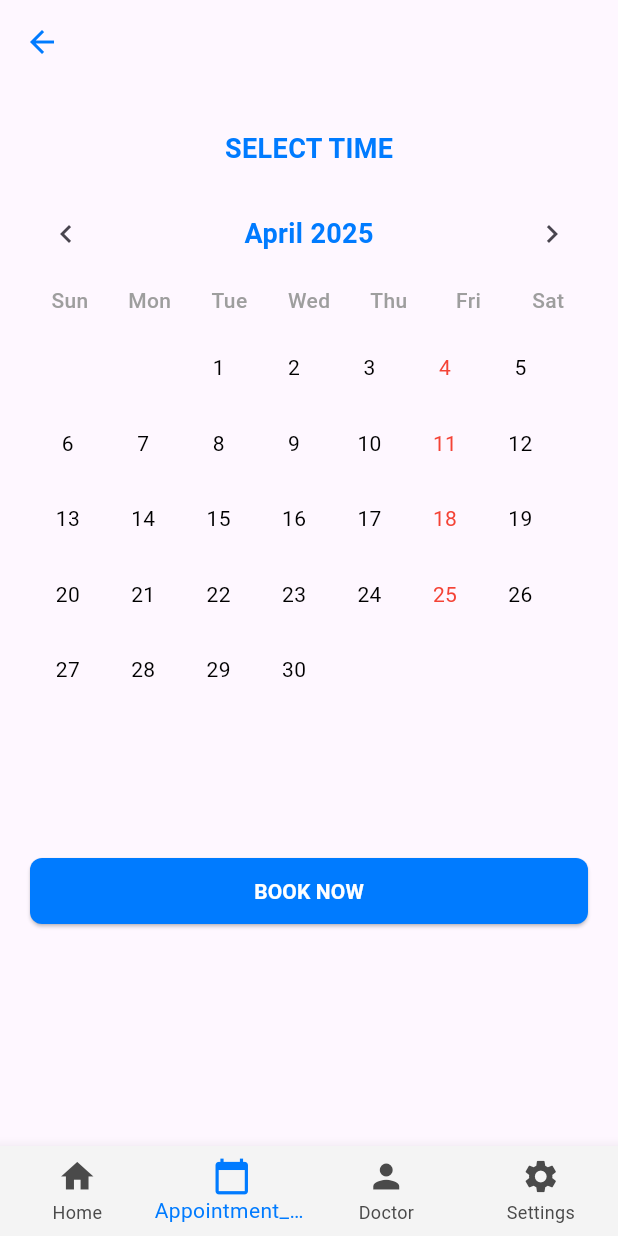
After one commit to Hiba2906/hiba, a Flutter app: the AppointmentMonthly screen opened by its route, on a phone screen of 412 x 824 dp. The commit adds this screen. Run offline on Flutter 3.47's test engine with Material 3 defaults, Android fonts, the phone set to English and light mode, and no system bars.

Commit message:
PROJET COMPLET

```diff
--- a/lib/app/routes/app_route.dart
+++ b/lib/app/routes/app_route.dart
@@ -1,13 +1,14 @@
 import 'package:flutter/material.dart';
 import 'package:projet_fin_etude/presentation/screens/login_page_screen.dart';
-import 'package:projet_fin_etude/presentation/screens/home_screen.dart' ;
+import 'package:projet_fin_etude/presentation/screens/home_screen.dart';
 import 'package:projet_fin_etude/presentation/screens/signup_page.dart';
 import 'package:projet_fin_etude/presentation/screens/welcome.dart';
 import 'package:projet_fin_etude/presentation/screens/ForgotPasswordScreen.dart';
-import 'package:projet_fin_etude/presentation/screens/first_screen.dart' ;
-import 'package:projet_fin_etude/presentation/screens/appointment_screen.dart';
+import 'package:projet_fin_etude/presentation/screens/first_screen.dart';
+import 'package:projet_fin_etude/presentation/screens/appointment_monthly.dart';
+import 'package:projet_fin_etude/presentation/screens/appointment_weekly.dart';
 import 'package:projet_fin_etude/presentation/screens/doctor_profile.dart';
-
+import 'package:projet_fin_etude/presentation/screens/doctor_profile.dart';
 
 class AppRoutes {
   static const String login = '/login';
@@ -15,32 +16,31 @@ class AppRoutes {
   static const String signup = '/signup';
   static const String home = '/home';
   static const String firstscreen = '/first_Screen';
-  static const String appointment = '/appointment';
   static const String forgotPassword = '/forgotPassword';
-   static const String DoctorProfile = '/DoctorProfile';
-
+  static const String DoctorProfile = '/DoctorProfile';
+  static const String appointment_weekly = '/appointment_weekly';
+  static const String appointment_monthly = '/appointment_monthly';
   static Route<dynamic> generateRoute(RouteSettings settings) {
     var name = settings.name;
     switch (name) {
       case AppRoutes.login:
-        return MaterialPageRoute( builder: (_) => LoginScreen());
+        return MaterialPageRoute(builder: (_) => LoginScreen());
       case AppRoutes.home:
         return MaterialPageRoute(builder: (_) => HomeScreen());
       case AppRoutes.welcome:
         return MaterialPageRoute(builder: (_) => Welcome());
       case AppRoutes.signup:
         return MaterialPageRoute(builder: (_) => SignUpScreen());
-      case AppRoutes.firstscreen :
-        return MaterialPageRoute(
-            builder: (_) => FirstScreen());
-             case AppRoutes.appointment:
-        return MaterialPageRoute(
-            builder: (_) =>  AppointmentScreen());
-             case AppRoutes.forgotPassword:
-        return MaterialPageRoute(
-            builder: (_) => ForgotPasswordScreen ());
-            case AppRoutes.DoctorProfile:
-       // return MaterialPageRoute( builder: (_) =>  DoctorProfile () );
+      case AppRoutes.firstscreen:
+        return MaterialPageRoute(builder: (_) => FirstScreen());
+      case AppRoutes.appointment_monthly:
+        return MaterialPageRoute(builder: (_) => AppointmentMonthly());
+      case AppRoutes.forgotPassword:
+        return MaterialPageRoute(builder: (_) => ForgotPasswordScreen());
+      //case AppRoutes.DoctorProfile:
+      // return MaterialPageRoute(builder: (_) => DoctorProfile());
+      case AppRoutes.appointment_weekly:
+        return MaterialPageRoute(builder: (_) => AppointmentWeekly());
       default:
         return MaterialPageRoute(
             builder: (_) => Scaffold(
--- /dev/null
+++ b/lib/presentation/screens/appointment_monthly.dart
@@ -0,0 +1,215 @@
+import 'package:flutter/material.dart';
+import 'package:projet_fin_etude/core/theme/colors.dart';
+import 'package:intl/intl.dart';
+import 'package:projet_fin_etude/presentation/widgets/CustomBottomNavBar.dart';
+
+class AppointmentMonthly extends StatefulWidget {
+  @override
+  _AppointmentScreenState createState() => _AppointmentScreenState();
+}
+
+class _AppointmentScreenState extends State<AppointmentMonthly> {
+  DateTime _currentDate = DateTime.now();
+  DateTime? _selectedDate;
+  final List<String> _weekDays = ['Sun', 'Mon', 'Tue', 'Wed', 'Thu', 'Fri', 'Sat'];
+
+  List<DateTime> _getDaysInMonth() {
+    var firstDay = DateTime(_currentDate.year, _currentDate.month, 1);
+    var lastDay = DateTime(_currentDate.year, _currentDate.month + 1, 0);
+
+    List<DateTime> days = [];
+    int weekdayOffset = (firstDay.weekday % 7);
+    for (var i = 0; i < weekdayOffset; i++) {
+      days.add(DateTime(0)); // empty days
+    }
+
+    for (var i = 1; i <= lastDay.day; i++) {
+      days.add(DateTime(_currentDate.year, _currentDate.month, i));
+    }
+
+    return days;
+  }
+
+  void _goToNextMonth() {
+    setState(() {
+      _currentDate = DateTime(_currentDate.year, _currentDate.month + 1);
+      _selectedDate = null;
+    });
+  }
+
+  void _goToPreviousMonth() {
+    setState(() {
+      _currentDate = DateTime(_currentDate.year, _currentDate.month - 1);
+      _selectedDate = null;
+    });
+  }
+
+  Future<void> _selectMonthAndYear() async {
+    final selected = await showDatePicker(
+      context: context,
+      initialDate: _currentDate,
+      firstDate: DateTime(2000),
+      lastDate: DateTime(2100),
+      initialDatePickerMode: DatePickerMode.year,
+    );
+    if (selected != null) {
+      setState(() {
+        _currentDate = DateTime(selected.year, selected.month);
+      });
+    }
+  }
+
+  @override
+  Widget build(BuildContext context) {
+    var daysInMonth = _getDaysInMonth();
+
+    return Scaffold(
+      appBar: AppBar(
+        backgroundColor: Colors.transparent,
+        elevation: 0,
+        foregroundColor: AppColors.primaryColor,
+      ),
+      bottomNavigationBar: const CustomBottomNavBar(currentIndex: 1),
+      body: Padding(
+        padding: const EdgeInsets.all(20.0),
+        child: Column(
+          crossAxisAlignment: CrossAxisAlignment.start,
+          children: [
+            const SizedBox(height: 10),
+            Center(
+              child: Text(
+                'SELECT TIME',
+                style: TextStyle(
+                  fontSize: 18,
+                  fontWeight: FontWeight.bold,
+                  color: AppColors.primaryColor,
+                ),
+              ),
+            ),
+            const SizedBox(height: 20),
+            Row(
+              mainAxisAlignment: MainAxisAlignment.spaceBetween,
+              children: [
+                IconButton(
+                  icon: const Icon(Icons.chevron_left),
+                  onPressed: _goToPreviousMonth,
+                ),
+                InkWell(
+                  onTap: _selectMonthAndYear,
+                  child: Text(
+                    DateFormat('MMMM y').format(_currentDate),
+                    style: const TextStyle(
+                      fontSize: 18,
+                      fontWeight: FontWeight.bold,
+                      color: AppColors.primaryColor,
+                    ),
+
+                  ),
+                ),
+                IconButton(
+                  icon: const Icon(Icons.chevron_right),
+                  onPressed: _goToNextMonth,
+                ),
+              ],
+            ),
+            const SizedBox(height: 10),
+            Row(
+              children: _weekDays
+                  .map(
+                    (day) => Expanded(
+                      child: Center(
+                        child: Text(
+                          day,
+                          style: const TextStyle(
+                            fontWeight: FontWeight.w500,
+                            color: Colors.grey,
+                          ),
+                        ),
+                      ),
+                    ),
+                  )
+                  .toList(),
+            ),
+            const SizedBox(height: 10),
+            Container(
+              width: 352,
+              height: 330,
+              child: GridView.builder(
+                physics: const NeverScrollableScrollPhysics(),
+                gridDelegate: const SliverGridDelegateWithFixedCrossAxisCount(
+                  crossAxisCount: 7,
+                ),
+                itemCount: daysInMonth.length,
+                itemBuilder: (context, index) {
+                  var day = daysInMonth[index];
+                  bool isToday = day.day == DateTime.now().day &&
+                      day.month == DateTime.now().month &&
+                      day.year == DateTime.now().year;
+                  bool isSelected = _selectedDate != null &&
+                      day.day == _selectedDate!.day &&
+                      day.month == _selectedDate!.month &&
+                      day.year == _selectedDate!.year;
+
+                  return GestureDetector(
+                    onTap: day.year == 0
+                        ? null
+                        : () {
+                            setState(() {
+                              _selectedDate = day;
+                            });
+                          },
+                    child: Container(
+                      margin: const EdgeInsets.all(4),
+                      decoration: BoxDecoration(
+                        color: day.year == 0
+                            ? Colors.transparent
+                            : isSelected
+                                ? AppColors.primaryColor
+                                : null,
+                        shape: BoxShape.circle,
+                      ),
+                      child: Center(
+                        child: Text(
+                          day.year == 0 ? '' : day.day.toString(),
+                          style: TextStyle(
+                            color: isSelected
+                                ? Colors.white
+                                : day.weekday == DateTime.friday
+                                    ? Colors.red
+                                    : Colors.black,
+                          ),
+                        ),
+                      ),
+                    ),
+                  );
+                },
+              ),
+            ),
+            const SizedBox(height: 20),
+            SizedBox(
+              width: double.infinity,
+              child: ElevatedButton(
+                style: ElevatedButton.styleFrom(
+                  backgroundColor: AppColors.primaryColor,
+                  padding: const EdgeInsets.symmetric(vertical: 12),
+                  shape: RoundedRectangleBorder(
+                    borderRadius: BorderRadius.circular(8),
+                  ),
+                ),
+                onPressed: () {},
+                child: const Text(
+                  'BOOK NOW',
+                  style: TextStyle(
+                    fontWeight: FontWeight.bold,
+                    fontSize: 14,
+                    color: Colors.white,
+                  ),
+                ),
+              ),
+            ),
+          ],
+        ),
+      ),
+    );
+  }
+}
--- a/lib/presentation/screens/first_screen.dart
+++ b/lib/presentation/screens/first_screen.dart
@@ -96,7 +96,7 @@ class FirstScreen extends StatelessWidget {
                       height: 58,
                       child: ElevatedButton(
                         onPressed: () {
-                          Navigator.pushNamed(context, "/appointment");
+                          Navigator.pushNamed(context, "/appointment_weekly");
                         },
                         style: AppStyles.buttonStyle(AppColors.primaryColor),
                         child: const Text(
--- a/lib/presentation/widgets/CustomBottomNavBar.dart
+++ b/lib/presentation/widgets/CustomBottomNavBar.dart
@@ -17,8 +17,12 @@ class CustomBottomNavBar extends StatelessWidget {
         }
         break;
       case 1:
-        if (ModalRoute.of(context)?.settings.name != '/appointment') {
-          Navigator.pushReplacementNamed(context, '/appointment');
+        if (ModalRoute.of(context)?.settings.name != '/appointment_Monthly') {
+          Navigator.pushReplacementNamed(context, '/appointment_Monthly');
+          //if (ModalRoute.of(context)?.settings.name != '/appointment_Weekly') {
+            //Navigator.pushReplacementNamed(context, '/appointment_Weekly');
+          //}
+
         }
         break;
       case 2:
@@ -66,7 +70,9 @@ class CustomBottomNavBar extends StatelessWidget {
         ),
         _buildNavItem(
           icon: Icons.calendar_today,
-          label: 'Appointments',
+          label: 'Appointment_Monthly',
+
+          //label: 'Appointment_Weekly',
           isActive: currentIndex == 1,
         ),
         _buildNavItem(
```
Also changed, not shown: lib/presentation/screens/appointment_screen.dart (deleted, +0 -22 lines), lib/presentation/screens/appointment_weekly.dart (added, +173 -0 lines), lib/presentation/screens/doctor_profil.dart (deleted, +0 -23 lines).
